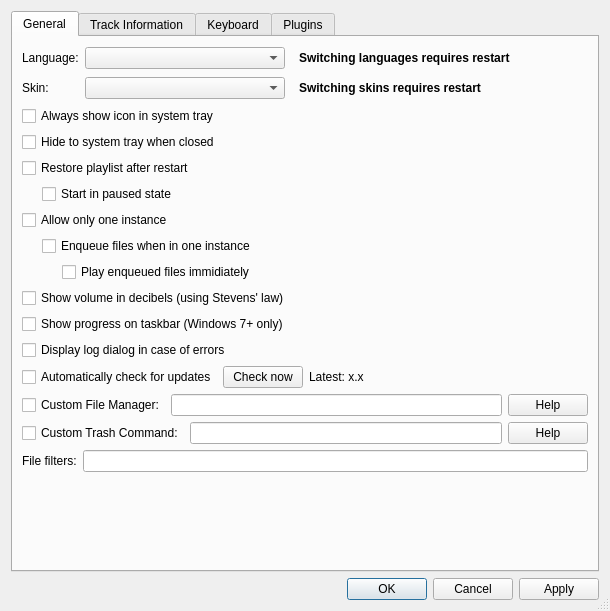
nulloy/nulloy, file src/preferencesDialog.ui: the form before one commit.
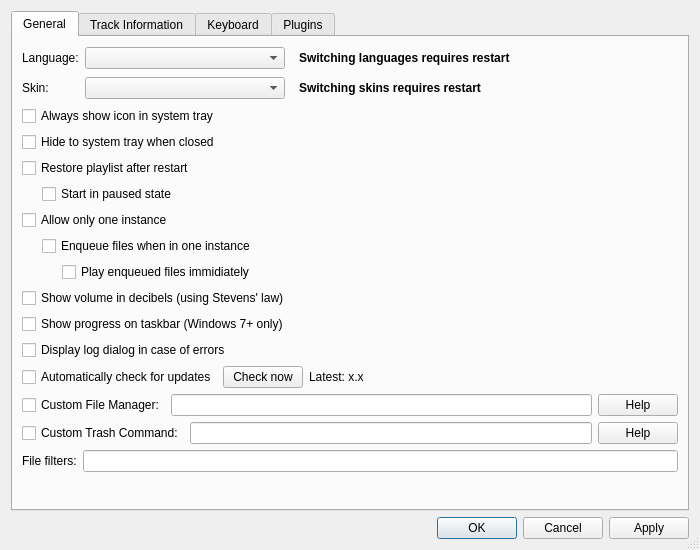
The form after the commit. Custom widgets are drawn as their Qt base class.

Commit message: preferencesDialog size adjusted

Diff of the .ui file:
```diff
--- a/src/preferencesDialog.ui
+++ b/src/preferencesDialog.ui
@@ -6,8 +6,8 @@
    <rect>
     <x>0</x>
     <y>0</y>
-    <width>610</width>
-    <height>611</height>
+    <width>700</width>
+    <height>550</height>
    </rect>
   </property>
   <property name="styleSheet">
@@ -50,8 +50,6 @@
            <rect>
             <x>0</x>
             <y>0</y>
-            <width>588</width>
-            <height>529</height>
            </rect>
           </property>
           <layout class="QVBoxLayout" name="verticalLayout_11">
@@ -112,7 +110,7 @@
                <property name="sizeHint" stdset="0">
                 <size>
                  <width>40</width>
-                 <height>20</height>
+                 <height>0</height>
                 </size>
                </property>
               </spacer>
@@ -172,7 +170,7 @@
                <property name="sizeHint" stdset="0">
                 <size>
                  <width>40</width>
-                 <height>20</height>
+                 <height>0</height>
                 </size>
                </property>
               </spacer>
@@ -225,7 +223,7 @@
                <property name="sizeHint" stdset="0">
                 <size>
                  <width>20</width>
-                 <height>10</height>
+                 <height>0</height>
                 </size>
                </property>
               </spacer>
@@ -263,7 +261,7 @@
                <property name="sizeHint" stdset="0">
                 <size>
                  <width>20</width>
-                 <height>10</height>
+                 <height>0</height>
                 </size>
                </property>
               </spacer>
@@ -290,7 +288,7 @@
                <property name="sizeHint" stdset="0">
                 <size>
                  <width>40</width>
-                 <height>10</height>
+                 <height>0</height>
                 </size>
                </property>
               </spacer>
@@ -316,7 +314,11 @@
             </layout>
            </item>
            <item>
+            <widget class="QWidget" name="taskbarProgressContainer" native="true">
             <layout class="QHBoxLayout" name="horizontalLayout_8">
+              <property name="margin">
+               <number>0</number>
+              </property>
              <item>
               <widget class="QCheckBox" name="taskbarProgressCheckBox">
                <property name="text">
@@ -325,6 +327,7 @@
               </widget>
              </item>
             </layout>
+            </widget>
            </item>
            <item>
             <layout class="QHBoxLayout" name="horizontalLayout_2">
@@ -338,11 +341,9 @@
             </layout>
            </item>
            <item>
+            <widget class="QWidget" name="autoCheckUpdatesContainer" native="true">
             <layout class="QHBoxLayout" name="horizontalLayout">
-             <property name="leftMargin">
-              <number>0</number>
-             </property>
-             <property name="rightMargin">
+              <property name="margin">
               <number>0</number>
              </property>
              <item>
@@ -392,12 +393,13 @@
                <property name="sizeHint" stdset="0">
                 <size>
                  <width>40</width>
-                 <height>10</height>
+                  <height>0</height>
                 </size>
                </property>
               </spacer>
              </item>
             </layout>
+            </widget>
            </item>
            <item>
             <layout class="QHBoxLayout" name="horizontalLayout_14">
@@ -421,7 +423,11 @@
             </layout>
            </item>
            <item>
+            <widget class="QWidget" name="customTrashContainer" native="true">
             <layout class="QHBoxLayout" name="horizontalLayout_15">
+              <property name="margin">
+               <number>0</number>
+              </property>
              <item>
               <widget class="QCheckBox" name="customTrashCheckBox">
                <property name="text">
@@ -440,6 +446,7 @@
               </widget>
              </item>
             </layout>
+            </widget>
            </item>
            <item>
             <layout class="QHBoxLayout" name="horizontalLayout_4">
```
Left out of the diff: 10 changed lines with no effect on the pictures. Lines whose indentation alone changed are shown as unchanged. The commit also changes 1 other file.
